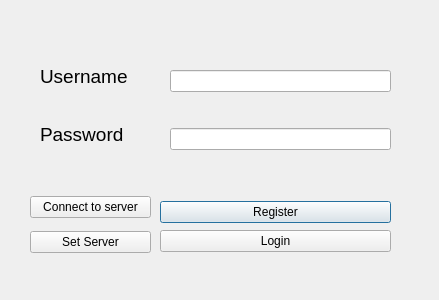
EverLostXI/onlineChatroom, file Client/LoginDialog.ui: the form before one commit.
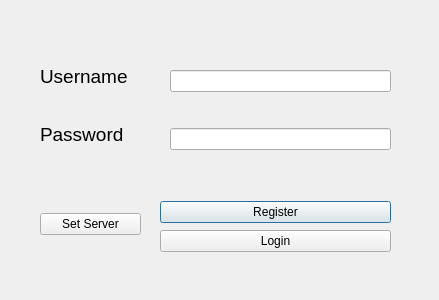
The form after the commit.

Diff of the .ui file:
```diff
--- a/Client/LoginDialog.ui
+++ b/Client/LoginDialog.ui
@@ -90,20 +90,13 @@
   <widget class="QWidget" name="verticalLayoutWidget">
    <property name="geometry">
     <rect>
-     <x>30</x>
+     <x>40</x>
      <y>189</y>
-     <width>121</width>
+     <width>101</width>
      <height>71</height>
     </rect>
    </property>
    <layout class="QVBoxLayout" name="verticalLayout_4">
-    <item>
-     <widget class="QPushButton" name="connectButton">
-      <property name="text">
-       <string>Connect to server</string>
-      </property>
-     </widget>
-    </item>
     <item>
      <widget class="QPushButton" name="setServerButton">
       <property name="text">
```
